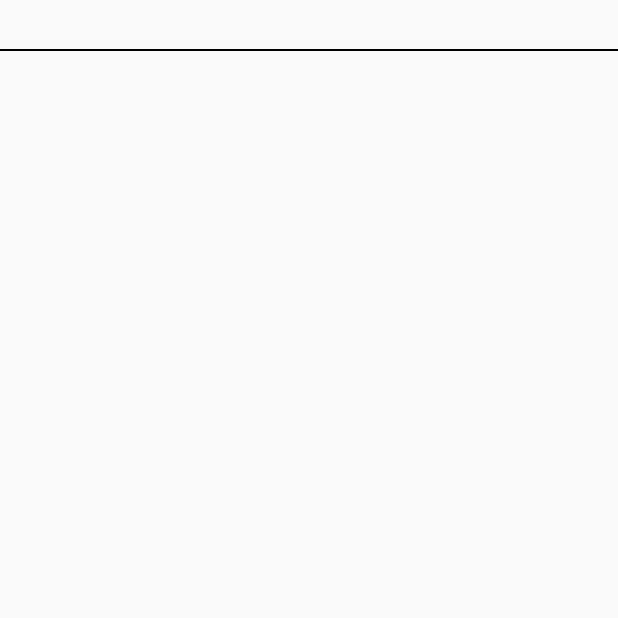
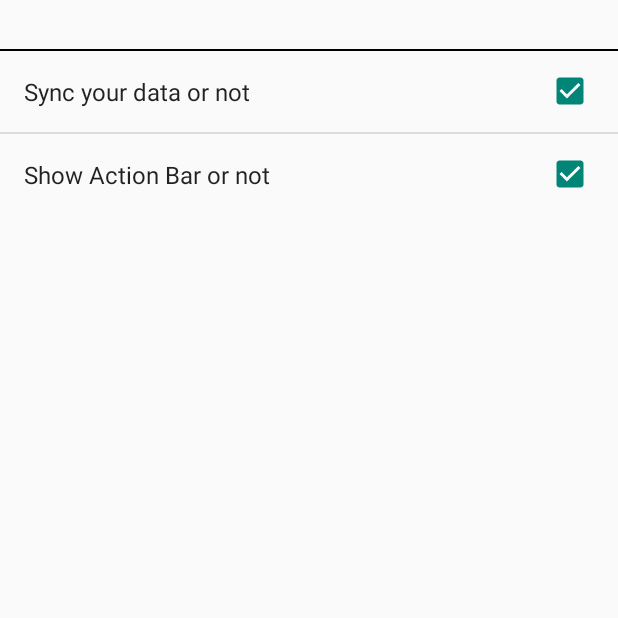
Before and after one commit to neo2470/AndroidAPIGuides, an Android app: the SettingsActivity screen opened directly, with no data from a screen before it, on a phone screen of 412 x 824 dp, the top half of it. Before the commit the part shown is almost empty. Run offline under Robolectric (Android 15) with nearby library versions, the phone set to English and light mode, and no system bars.

Commit message:
Add part of Settings

```diff
--- a/app/src/main/java/com/alex/androidapiguides/SettingsActivity.java
+++ b/app/src/main/java/com/alex/androidapiguides/SettingsActivity.java
@@ -1,6 +1,9 @@
 package com.alex.androidapiguides;
 
 import android.os.Bundle;
+import android.preference.PreferenceManager;
+
+import com.alex.fragment.SettingsFragment;
 
 /**
  * Created by alex on 15-4-24.
@@ -13,5 +16,11 @@ public class SettingsActivity extends BaseActivity {
         super.onCreate(savedInstanceState);
         setContentView(R.layout.activity_settings);
         changeTitle();
+
+        getFragmentManager().beginTransaction()
+                .replace(R.id.settings_content, new SettingsFragment())
+                .commit();
+
+        PreferenceManager.setDefaultValues(this, R.xml.preferences, false);
     }
 }
--- /dev/null
+++ b/app/src/main/java/com/alex/fragment/SettingsFragment.java
@@ -0,0 +1,18 @@
+package com.alex.fragment;
+
+import android.os.Bundle;
+import android.preference.PreferenceFragment;
+
+import com.alex.androidapiguides.R;
+
+/**
+ * Created by alex on 15-4-27.
+ */
+public class SettingsFragment extends PreferenceFragment {
+
+    @Override
+    public void onCreate(Bundle savedInstanceState) {
+        super.onCreate(savedInstanceState);
+        addPreferencesFromResource(R.xml.preferences);
+    }
+}
--- a/app/src/main/res/layout/activity_settings.xml
+++ b/app/src/main/res/layout/activity_settings.xml
@@ -9,4 +9,9 @@
         android:layout_width="match_parent"
         android:layout_height="wrap_content" />
 
+    <FrameLayout
+        android:id="@+id/settings_content"
+        android:layout_width="match_parent"
+        android:layout_height="wrap_content" />
+
 </LinearLayout>
--- /dev/null
+++ b/app/src/main/res/xml/preferences.xml
@@ -0,0 +1,14 @@
+<?xml version="1.0" encoding="utf-8"?>
+<PreferenceScreen xmlns:android="http://schemas.android.com/apk/res/android">
+
+    <CheckBoxPreference
+        android:key="pref_sync"
+        android:title="Sync your data or not"
+        android:defaultValue="true"/>
+
+    <CheckBoxPreference
+        android:key="pref_show_actionbar"
+        android:title="Show Action Bar or not"
+        android:defaultValue="true"/>
+
+</PreferenceScreen>
```
